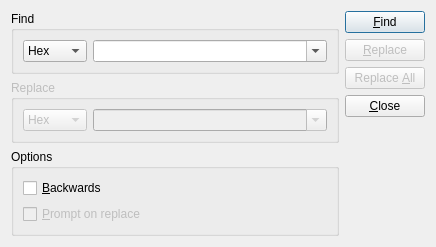
This is src/ui/searchdialog.ui in codilime/veles as Qt 5 draws it before an edit. The edited form follows.
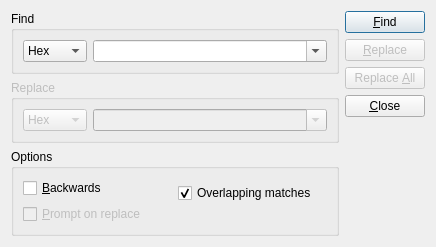
This is the edited form.

Commit message: add possibility to find overlapping matches

```diff
--- a/src/ui/searchdialog.ui
+++ b/src/ui/searchdialog.ui
@@ -98,6 +98,10 @@
        </property>
        <layout class="QVBoxLayout" name="verticalLayout_3">
         <item>
+         <layout class="QHBoxLayout" name="horizontalLayout_5">
+          <item>
+           <layout class="QVBoxLayout" name="verticalLayout_4">
+            <item>
          <widget class="QCheckBox" name="cbBackwards">
           <property name="text">
            <string>&amp;Backwards</string>
@@ -115,6 +119,40 @@
          </widget>
         </item>
        </layout>
+          </item>
+          <item>
+           <layout class="QVBoxLayout" name="verticalLayout_5">
+            <item>
+             <widget class="QCheckBox" name="cbOverlapping">
+              <property name="text">
+               <string>Overlapping matches</string>
+              </property>
+              <property name="checked">
+               <bool>true</bool>
+              </property>
+             </widget>
+            </item>
+            <item>
+             <spacer name="verticalSpacer_2">
+              <property name="orientation">
+               <enum>Qt::Vertical</enum>
+              </property>
+              <property name="sizeType">
+               <enum>QSizePolicy::Fixed</enum>
+              </property>
+              <property name="sizeHint" stdset="0">
+               <size>
+                <width>20</width>
+                <height>16</height>
+               </size>
+              </property>
+             </spacer>
+            </item>
+           </layout>
+          </item>
+         </layout>
+        </item>
+       </layout>
       </widget>
      </item>
     </layout>
```
Left out of the diff: 1 changed line with no effect on the pictures. Lines whose indentation alone changed are shown as unchanged. The commit also changes 1 other file.
